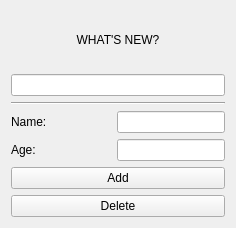
The window that mainwindow.ui (yurii-ruban/TestSpy) describes before a commit, drawn with Qt 5.
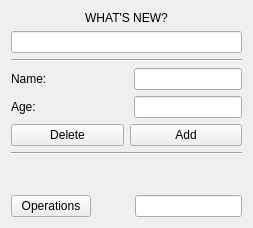
The same window after the commit.

Diff of the .ui file:
```diff
--- a/mainwindow.ui
+++ b/mainwindow.ui
@@ -6,7 +6,7 @@
    <rect>
     <x>0</x>
     <y>0</y>
-    <width>236</width>
+    <width>253</width>
     <height>228</height>
    </rect>
   </property>
@@ -22,8 +22,6 @@
   <widget class="QWidget" name="centralWidget">
    <layout class="QVBoxLayout" name="verticalLayout_2">
     <item>
-     <layout class="QVBoxLayout" name="verticalLayout">
-      <item>
        <widget class="QLabel" name="boardLabel">
         <property name="layoutDirection">
          <enum>Qt::LeftToRight</enum>
@@ -37,7 +35,11 @@
        </widget>
       </item>
       <item>
-       <widget class="QLineEdit" name="logger"/>
+     <widget class="QLineEdit" name="logger">
+      <property name="readOnly">
+       <bool>true</bool>
+      </property>
+     </widget>
       </item>
       <item>
        <widget class="Line" name="line">
@@ -47,6 +49,8 @@
        </widget>
       </item>
       <item>
+     <layout class="QVBoxLayout" name="verticalLayout">
+      <item>
        <layout class="QHBoxLayout" name="horizontalLayout">
         <item>
          <widget class="QLabel" name="nameLabel">
@@ -101,18 +105,73 @@
        </layout>
       </item>
       <item>
-       <widget class="QPushButton" name="addButton">
-        <property name="text">
-         <string>Add</string>
-        </property>
-       </widget>
-      </item>
+       <layout class="QHBoxLayout" name="horizontalLayout_4">
       <item>
        <widget class="QPushButton" name="deleteButton">
         <property name="text">
          <string>Delete</string>
         </property>
        </widget>
+        </item>
+        <item>
+         <widget class="QPushButton" name="addButton">
+          <property name="text">
+           <string>Add</string>
+          </property>
+         </widget>
+        </item>
+       </layout>
+      </item>
+      <item>
+       <widget class="Line" name="line_2">
+        <property name="orientation">
+         <enum>Qt::Horizontal</enum>
+        </property>
+       </widget>
+      </item>
+      <item>
+       <spacer name="verticalSpacer">
+        <property name="orientation">
+         <enum>Qt::Vertical</enum>
+        </property>
+        <property name="sizeHint" stdset="0">
+         <size>
+          <width>20</width>
+          <height>40</height>
+         </size>
+        </property>
+       </spacer>
+      </item>
+      <item>
+       <layout class="QHBoxLayout" name="horizontalLayout_3">
+        <item>
+         <widget class="QPushButton" name="spyButton">
+          <property name="text">
+           <string>Operations</string>
+          </property>
+         </widget>
+        </item>
+        <item>
+         <spacer name="horizontalSpacer_3">
+          <property name="orientation">
+           <enum>Qt::Horizontal</enum>
+          </property>
+          <property name="sizeHint" stdset="0">
+           <size>
+            <width>40</width>
+            <height>20</height>
+           </size>
+          </property>
+         </spacer>
+        </item>
+        <item>
+         <widget class="QLineEdit" name="operationsEdit">
+          <property name="readOnly">
+           <bool>true</bool>
+          </property>
+         </widget>
+        </item>
+       </layout>
       </item>
      </layout>
     </item>
```
Lines whose indentation alone changed are shown as unchanged.
